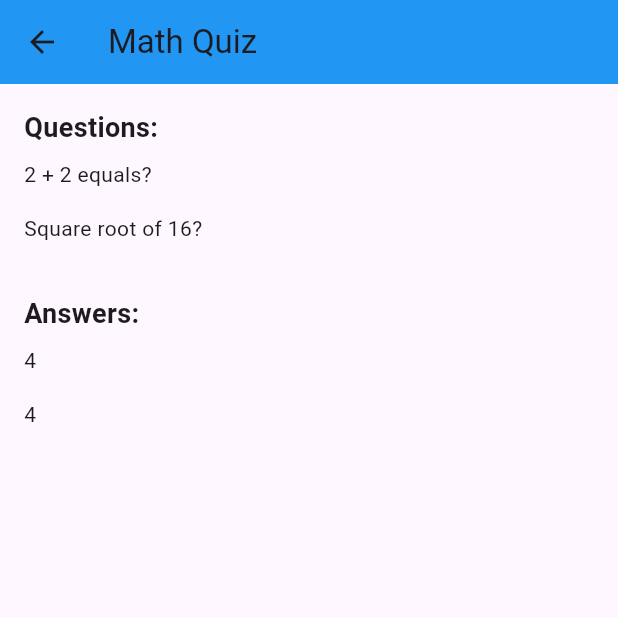
After one commit to Mohamed-Ahmed-Esmat/CodeAlpha_FlashCard_Quiz_App, a Flutter app: the HomePage screen opened directly, after a tap on the "delete" icon, after a tap on "Math Quiz", on a phone screen of 412 x 824 dp, the top half of it. The commit adds this screen. Run offline on Flutter 3.47's test engine with Material 3 defaults, Android fonts, the phone set to English and light mode, and no system bars; our stand-ins replace get.

Commit message:
added CardPage

```diff
--- /dev/null
+++ b/lib/pages/card.dart
@@ -0,0 +1,49 @@
+import 'package:flash_card_quiz_app/classes/FlashyCard.dart';
+import 'package:flutter/material.dart';
+
+class CardPage extends StatefulWidget {
+  final FlashyCard card;
+
+  const CardPage({Key? key, required this.card}) : super(key: key);
+
+  @override
+  State<CardPage> createState() => _CardPageState();
+}
+
+class _CardPageState extends State<CardPage> {
+  @override
+  Widget build(BuildContext context) {
+    return Scaffold(
+      appBar: AppBar(
+        title: Text(widget.card.title),
+        backgroundColor: Colors.blue,
+      ),
+      body: Padding(
+        padding: const EdgeInsets.all(16.0),
+        child: Column(
+          crossAxisAlignment: CrossAxisAlignment.start,
+          children: [
+            const Text(
+              'Questions:',
+              style: TextStyle(fontSize: 18, fontWeight: FontWeight.bold),
+            ),
+            for (String question in widget.card.questions)
+              Padding(
+                padding: const EdgeInsets.symmetric(vertical: 8.0),
+                child: Text(question),
+              ),
+            const Text(
+              '\nAnswers:',
+              style: TextStyle(fontSize: 18, fontWeight: FontWeight.bold),
+            ),
+            for (String answer in widget.card.answers)
+              Padding(
+                padding: const EdgeInsets.symmetric(vertical: 8.0),
+                child: Text(answer),
+              ),
+          ],
+        ),
+      ),
+    );
+  }
+}
--- a/lib/pages/home.dart
+++ b/lib/pages/home.dart
@@ -1,4 +1,5 @@
 import 'package:flash_card_quiz_app/classes/FlashyCard.dart';
+import 'package:flash_card_quiz_app/pages/card.dart';
 import 'package:flutter/material.dart';
 
 class HomePage extends StatefulWidget {
@@ -93,7 +94,8 @@ class _HomePageState extends State<HomePage> {
                     child: ListView.builder(
                       itemCount: filteredCards.length,
                       itemBuilder: (context, index) {
-                        return Card(
+                        return GestureDetector(
+                          child: Card(
                             elevation: 10,
                             color: Colors.white,
                             shape: RoundedRectangleBorder(
@@ -127,7 +129,17 @@ class _HomePageState extends State<HomePage> {
                                 ],
                               ),
                             ),
-                          // You can add more details or actions for each card here
+                          ),
+                          onTap: () {
+                            // Navigate to the CardPage when a card is clicked
+                            Navigator.push(
+                              context,
+                              MaterialPageRoute(
+                                builder: (context) =>
+                                    CardPage(card: filteredCards[index]),
+                              ),
+                            );
+                          },
                         );
                       },
                     ),
```
Lines whose indentation alone changed are shown as unchanged.
